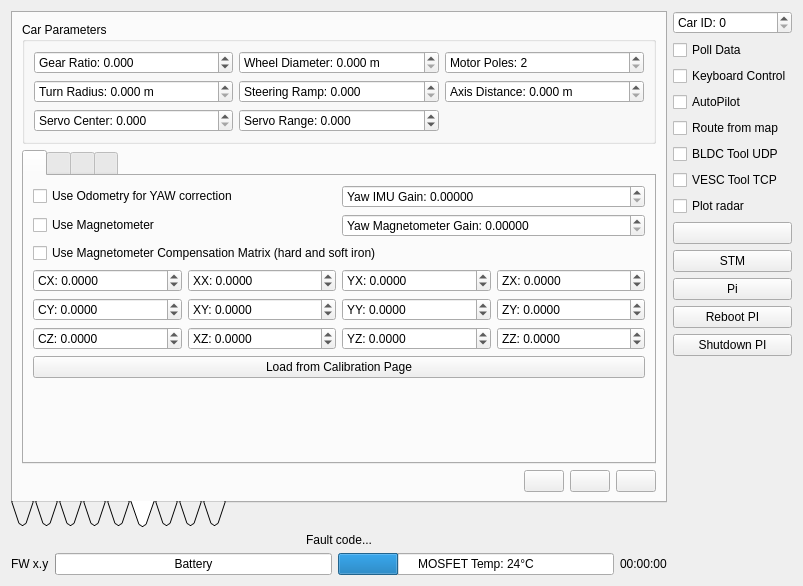
First picture: the form in Linux/RC_Car_Tool/carinterface.ui, repository vedderb/rise_sdvp, before the edit.
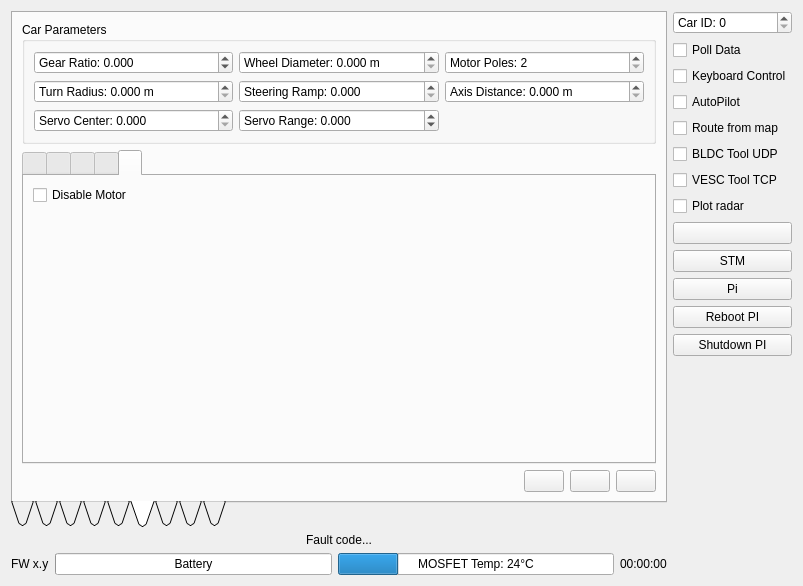
Second picture: the form after the edit. The open tabs and pages were chosen to show the change. Icons and pictures are not drawn. Custom widgets are drawn as their Qt base class.

Commit message: Added disable motor configuration option

```diff
--- a/Linux/RC_Car_Tool/carinterface.ui
+++ b/Linux/RC_Car_Tool/carinterface.ui
@@ -1533,6 +1533,40 @@
              </item>
             </layout>
            </widget>
+           <widget class="QWidget" name="tab_13">
+            <attribute name="icon">
+             <iconset resource="resources.qrc">
+              <normaloff>:/models/Icons/Sedan-96.png</normaloff>:/models/Icons/Sedan-96.png</iconset>
+            </attribute>
+            <attribute name="title">
+             <string/>
+            </attribute>
+            <attribute name="toolTip">
+             <string>Other options</string>
+            </attribute>
+            <layout class="QVBoxLayout" name="verticalLayout_22">
+             <item>
+              <widget class="QCheckBox" name="confMiscDisableMotorBox">
+               <property name="text">
+                <string>Disable Motor</string>
+               </property>
+              </widget>
+             </item>
+             <item>
+              <spacer name="verticalSpacer_9">
+               <property name="orientation">
+                <enum>Qt::Vertical</enum>
+               </property>
+               <property name="sizeHint" stdset="0">
+                <size>
+                 <width>20</width>
+                 <height>224</height>
+                </size>
+               </property>
+              </spacer>
+             </item>
+            </layout>
+           </widget>
           </widget>
          </item>
          <item>
```
The commit also changes 9 other files.
